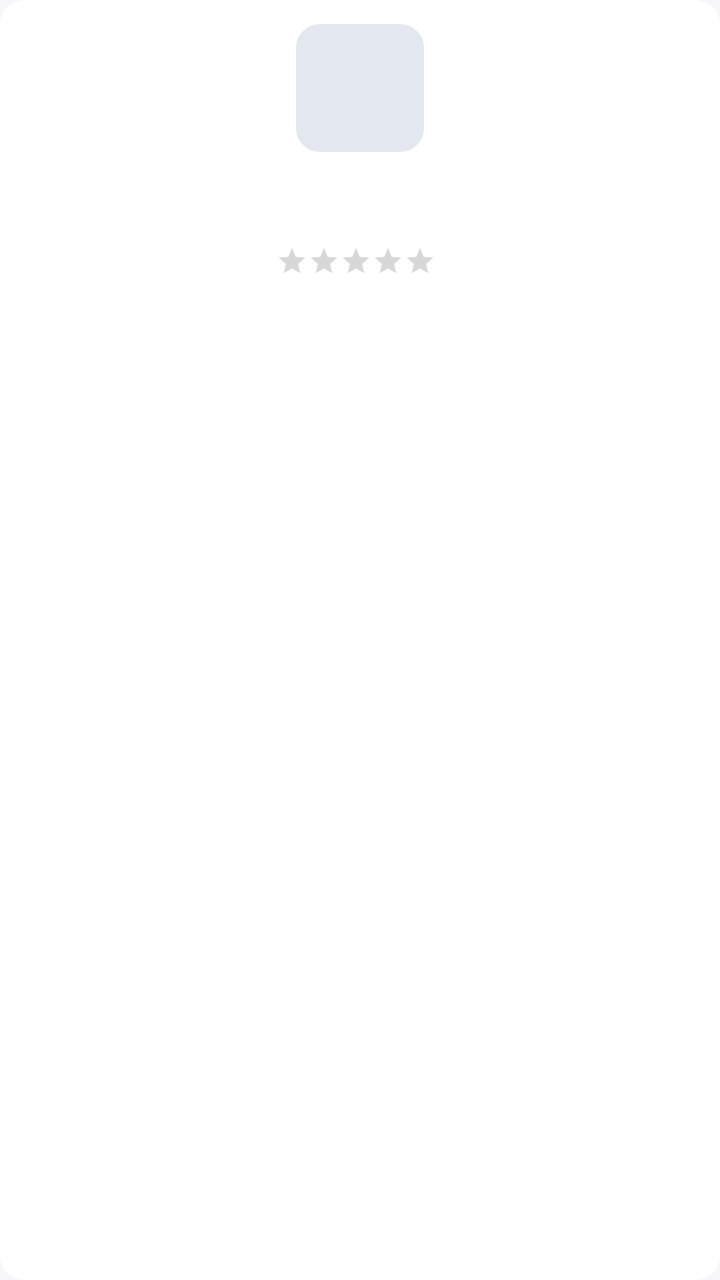
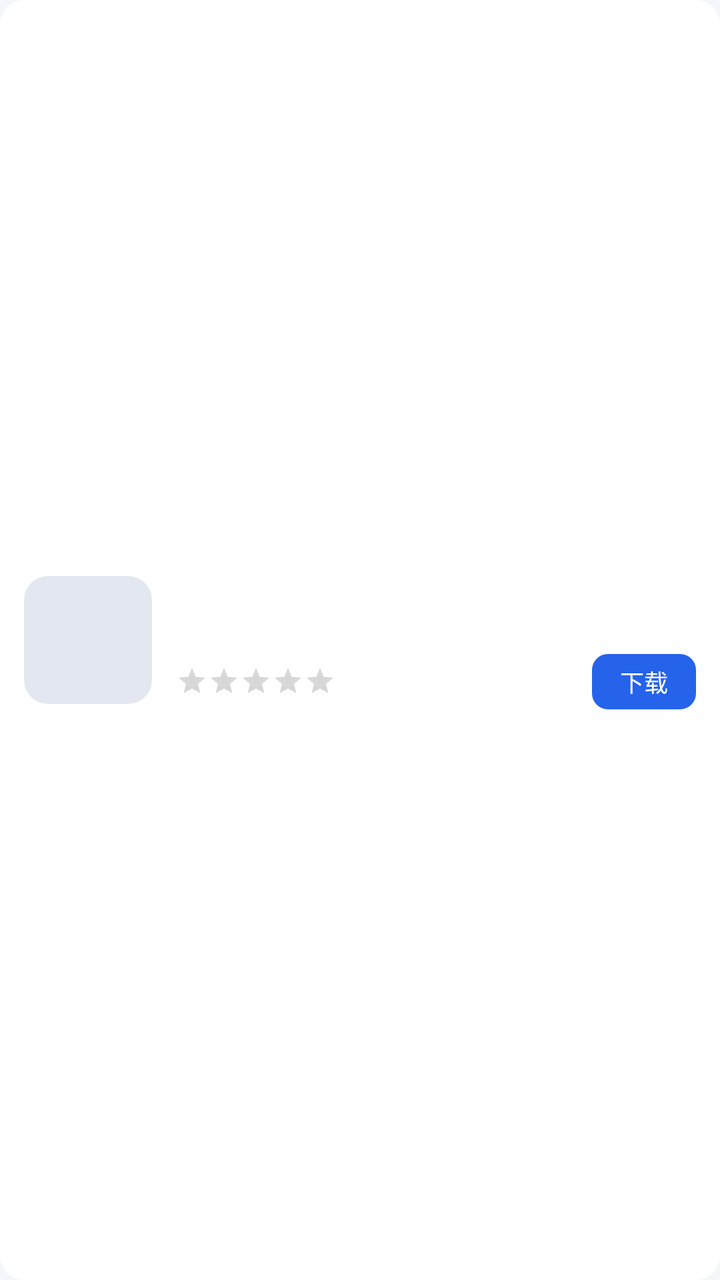

The first picture is an Android layout as it rendered before a commit; the second is the same layout after the commit. The layout source and the unified diff follow.
<!-- AndroidManifest.xml: application theme AppTheme -->
<!-- res/layout/item_software_card.xml -->
<?xml version="1.0" encoding="utf-8"?>
<LinearLayout xmlns:android="http://schemas.android.com/apk/res/android"
    android:layout_width="match_parent"
    android:layout_height="wrap_content"
    android:background="@drawable/bg_card_press"
    android:gravity="center_horizontal"
    android:orientation="vertical"
    android:padding="12dp">

    <FrameLayout
        android:layout_width="wrap_content"
        android:layout_height="wrap_content">

        <ImageView
            android:id="@+id/icon"
            android:layout_width="64dp"
            android:layout_height="64dp"
            android:background="@drawable/placeholder_app"
            android:scaleType="centerCrop" />

        <TextView
            android:id="@+id/badge"
            android:layout_width="wrap_content"
            android:layout_height="wrap_content"
            android:layout_gravity="right|top"
            android:layout_marginLeft="6dp"
            android:background="@drawable/badge_bg"
            android:paddingLeft="5dp"
            android:paddingRight="5dp"
            android:paddingTop="1dp"
            android:paddingBottom="1dp"
            android:textColor="@color/primary"
            android:textSize="9sp"
            android:visibility="gone" />

        <ImageView
            android:id="@+id/btn_download"
            android:layout_width="30dp"
            android:layout_height="30dp"
            android:layout_gravity="bottom|right"
            android:contentDescription="@string/desc_download"
            android:padding="2dp" />
    </FrameLayout>

    <TextView
        android:id="@+id/name"
        android:layout_width="match_parent"
        android:layout_height="wrap_content"
        android:layout_marginTop="8dp"
        android:ellipsize="end"
        android:gravity="center"
        android:maxLines="1"
        android:textColor="@color/text_main"
        android:textSize="14sp"
        android:textStyle="bold" />

    <TextView
        android:id="@+id/meta"
        android:layout_width="match_parent"
        android:layout_height="wrap_content"
        android:layout_marginTop="2dp"
        android:ellipsize="end"
        android:gravity="center"
        android:maxLines="1"
        android:textColor="@color/text_sub"
        android:textSize="11sp" />

    <LinearLayout
        android:layout_width="wrap_content"
        android:layout_height="wrap_content"
        android:layout_marginTop="3dp"
        android:gravity="center_vertical"
        android:orientation="horizontal">

        <RatingBar
            android:id="@+id/rating"
            style="?android:attr/ratingBarStyleSmall"
            android:layout_width="wrap_content"
            android:layout_height="wrap_content"
            android:isIndicator="true"
            android:numStars="5"
            android:stepSize="0.5" />

        <TextView
            android:id="@+id/stats"
            android:layout_width="wrap_content"
            android:layout_height="wrap_content"
            android:layout_marginLeft="4dp"
            android:ellipsize="end"
            android:maxLines="1"
            android:textColor="@color/text_sub"
            android:textSize="10sp" />
    </LinearLayout>
</LinearLayout>
<!-- resources referenced by this layout -->
<resources>
  <color name="primary">#2563EB</color>
  <color name="text_main">#1F2937</color>
  <color name="text_sub">#6B7280</color>
  <!-- drawable badge_bg (drawable) -->
  <?xml version="1.0" encoding="utf-8"?>
  <shape xmlns:android="http://schemas.android.com/apk/res/android" android:shape="rectangle">
      <solid android:color="#1A2563EB" />
      <corners android:radius="4dp" />
  </shape>
  <!-- drawable bg_card_press (drawable) -->
  <?xml version="1.0" encoding="utf-8"?>
  <selector xmlns:android="http://schemas.android.com/apk/res/android">
      <item android:state_pressed="true">
          <shape android:shape="rectangle">
              <solid android:color="#E8EEFB" />
              <corners android:radius="12dp" />
          </shape>
      </item>
      <item>
          <shape android:shape="rectangle">
              <solid android:color="@color/card" />
              <corners android:radius="12dp" />
          </shape>
      </item>
  </selector>
  <!-- drawable placeholder_app (drawable) -->
  <?xml version="1.0" encoding="utf-8"?>
  <shape xmlns:android="http://schemas.android.com/apk/res/android" android:shape="rectangle">
      <solid android:color="#E3E8F0" />
      <corners android:radius="12dp" />
  </shape>
  <string name="desc_download">下载</string>
  <style name="AppTheme" parent="android:Theme.Holo.Light.DarkActionBar">
          <item name="android:windowBackground">@color/bg</item>
          <item name="android:actionBarStyle">@style/AppActionBar</item>
      </style>
  <color name="card">#FFFFFF</color>
  <color name="bg">#F4F6FA</color>
  <style name="AppActionBar" parent="android:Widget.Holo.Light.ActionBar.Solid.Inverse">
          <item name="android:background">@color/primary</item>
          <item name="android:titleTextStyle">@style/AppActionBarTitle</item>
      </style>
  <style name="AppActionBarTitle" parent="android:TextAppearance.Holo.Widget.ActionBar.Title">
          <item name="android:textColor">@color/text_white</item>
      </style>
  <color name="text_white">#FFFFFF</color>
</resources>

<!-- the commit's change to res/layout/item_software_card.xml (unified diff, before → after) -->
@@ -3,8 +3,8 @@
     android:layout_width="match_parent"
     android:layout_height="wrap_content"
     android:background="@drawable/bg_card_press"
-    android:gravity="center_horizontal"
-    android:orientation="vertical"
+    android:gravity="center_vertical"
+    android:orientation="horizontal"
     android:padding="12dp">
 
     <FrameLayout
@@ -32,63 +32,74 @@
             android:textColor="@color/primary"
             android:textSize="9sp"
             android:visibility="gone" />
-
-        <ImageView
-            android:id="@+id/btn_download"
-            android:layout_width="30dp"
-            android:layout_height="30dp"
-            android:layout_gravity="bottom|right"
-            android:contentDescription="@string/desc_download"
-            android:padding="2dp" />
     </FrameLayout>
 
-    <TextView
-        android:id="@+id/name"
-        android:layout_width="match_parent"
+    <LinearLayout
+        android:layout_width="0dp"
         android:layout_height="wrap_content"
-        android:layout_marginTop="8dp"
-        android:ellipsize="end"
-        android:gravity="center"
-        android:maxLines="1"
-        android:textColor="@color/text_main"
-        android:textSize="14sp"
-        android:textStyle="bold" />
-
-    <TextView
-        android:id="@+id/meta"
-        android:layout_width="match_parent"
-        android:layout_height="wrap_content"
-        android:layout_marginTop="2dp"
-        android:ellipsize="end"
-        android:gravity="center"
-        android:maxLines="1"
-        android:textColor="@color/text_sub"
-        android:textSize="11sp" />
-
-    <LinearLayout
-        android:layout_width="wrap_content"
-        android:layout_height="wrap_content"
-        android:layout_marginTop="3dp"
-        android:gravity="center_vertical"
-        android:orientation="horizontal">
-
-        <RatingBar
-            android:id="@+id/rating"
-            style="?android:attr/ratingBarStyleSmall"
-            android:layout_width="wrap_content"
-            android:layout_height="wrap_content"
-            android:isIndicator="true"
-            android:numStars="5"
-            android:stepSize="0.5" />
+        android:layout_marginLeft="12dp"
+        android:layout_weight="1"
+        android:orientation="vertical">
 
         <TextView
-            android:id="@+id/stats"
-            android:layout_width="wrap_content"
+            android:id="@+id/name"
+            android:layout_width="match_parent"
             android:layout_height="wrap_content"
-            android:layout_marginLeft="4dp"
+            android:ellipsize="end"
+            android:maxLines="1"
+            android:textColor="@color/text_main"
+            android:textSize="15sp"
+            android:textStyle="bold" />
+
+        <TextView
+            android:id="@+id/meta"
+            android:layout_width="match_parent"
+            android:layout_height="wrap_content"
+            android:layout_marginTop="2dp"
             android:ellipsize="end"
             android:maxLines="1"
             android:textColor="@color/text_sub"
-            android:textSize="10sp" />
+            android:textSize="11sp" />
+
+        <LinearLayout
+            android:layout_width="match_parent"
+            android:layout_height="wrap_content"
+            android:layout_marginTop="5dp"
+            android:gravity="center_vertical"
+            android:orientation="horizontal">
+
+            <RatingBar
+                android:id="@+id/rating"
+                style="?android:attr/ratingBarStyleSmall"
+                android:layout_width="wrap_content"
+                android:layout_height="wrap_content"
+                android:isIndicator="true"
+                android:numStars="5"
+                android:stepSize="0.5" />
+
+            <TextView
+                android:id="@+id/stats"
+                android:layout_width="0dp"
+                android:layout_height="wrap_content"
+                android:layout_marginLeft="6dp"
+                android:layout_weight="1"
+                android:ellipsize="end"
+                android:maxLines="1"
+                android:textColor="@color/text_sub"
+                android:textSize="10sp" />
+
+            <TextView
+                android:id="@+id/btn_download"
+                android:layout_width="wrap_content"
+                android:layout_height="wrap_content"
+                android:background="@drawable/btn_primary"
+                android:paddingLeft="14dp"
+                android:paddingRight="14dp"
+                android:paddingTop="5dp"
+                android:paddingBottom="5dp"
+                android:text="@string/download"
+                android:textColor="@color/text_white"
+                android:textSize="12sp" />
+        </LinearLayout>
     </LinearLayout>
 </LinearLayout>
<!-- resource entries referenced after the edit -->
@@ -25,18 +25,41 @@
           </shape>
       </item>
   </selector>
+  <!-- drawable btn_primary (drawable) -->
+  <?xml version="1.0" encoding="utf-8"?>
+  <selector xmlns:android="http://schemas.android.com/apk/res/android">
+      <item android:state_pressed="true">
+          <shape android:shape="rectangle">
+              <solid android:color="#1D4ED8" />
+              <corners android:radius="8dp" />
+          </shape>
+      </item>
+      <item android:state_enabled="false">
+          <shape android:shape="rectangle">
+              <solid android:color="@color/disabled" />
+              <corners android:radius="8dp" />
+          </shape>
+      </item>
+      <item>
+          <shape android:shape="rectangle">
+              <solid android:color="@color/primary" />
+              <corners android:radius="8dp" />
+          </shape>
+      </item>
+  </selector>
   <!-- drawable placeholder_app (drawable) -->
   <?xml version="1.0" encoding="utf-8"?>
   <shape xmlns:android="http://schemas.android.com/apk/res/android" android:shape="rectangle">
       <solid android:color="#E3E8F0" />
       <corners android:radius="12dp" />
   </shape>
-  <string name="desc_download">下载</string>
+  <string name="download">下载</string>
   <style name="AppTheme" parent="android:Theme.Holo.Light.DarkActionBar">
           <item name="android:windowBackground">@color/bg</item>
           <item name="android:actionBarStyle">@style/AppActionBar</item>
       </style>
   <color name="card">#FFFFFF</color>
+  <color name="disabled">#B0B7C3</color>
   <color name="bg">#F4F6FA</color>
   <style name="AppActionBar" parent="android:Widget.Holo.Light.ActionBar.Solid.Inverse">
           <item name="android:background">@color/primary</item>
